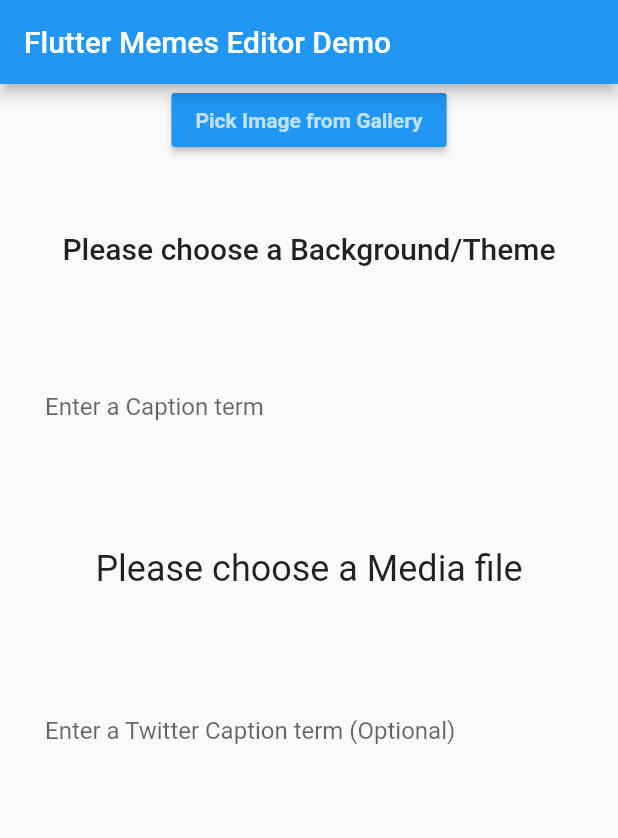
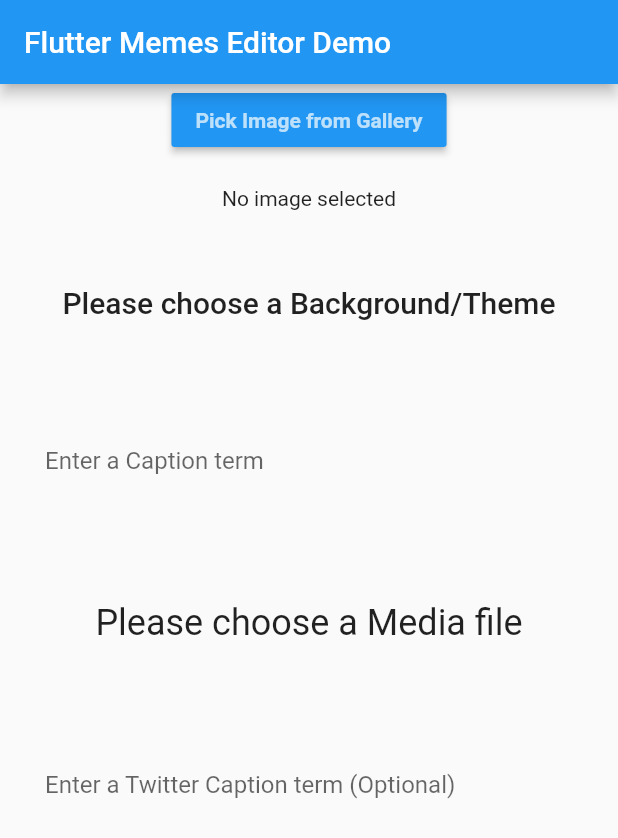
Before and after one commit to SamiESK/FlutterApp, a Flutter app: the screen it shows after launch, on a phone screen of 412 x 824 dp. Shown: the top 838 px of the screen. Run offline on Flutter 3.47's test engine with Material 2 defaults, Android fonts, the phone set to English and light mode, and no system bars; our stand-ins replace image_picker.

Commit message:
Added photo placement

```diff
--- a/lib/main.dart
+++ b/lib/main.dart
@@ -80,6 +80,11 @@ class _MyHomePageState extends State<MyHomePage> {
                   galleryImage();
                 }),
 
+            SizedBox(
+              height: 20,
+            ),
+            image != null ? Image.file(image!) : Text("No image selected"),
+
             SizedBox(height: 50),
 
             // Background button
```
